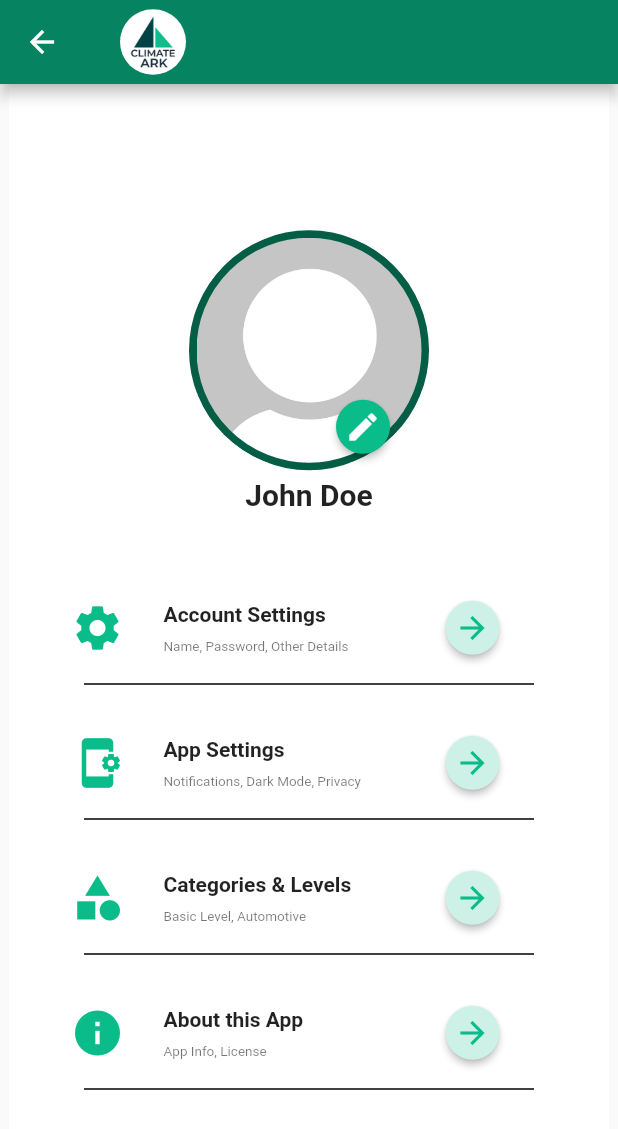
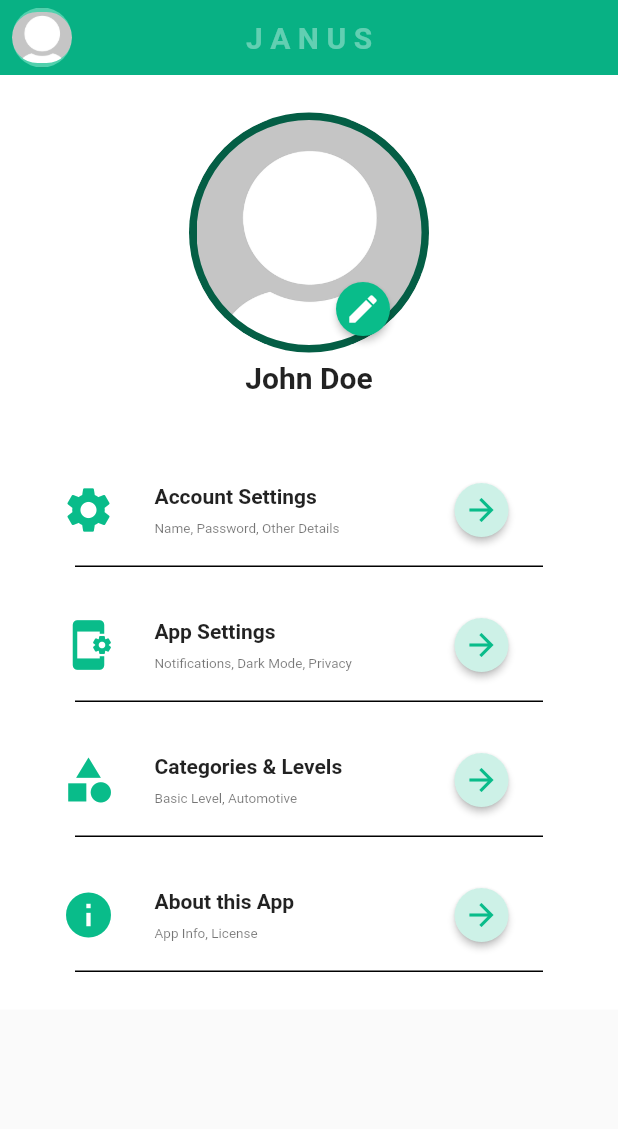
Before and after one commit to jeyeong/climate-ark-app, a Flutter app: the ProfilePage screen opened directly, on a phone screen of 412 x 824 dp. Shown: the top 1129 px of the screen. Run offline on Flutter 3.47's test engine with Material 2 defaults, Android fonts, the phone set to English and light mode, and no system bars; our stand-ins replace cloud_firestore, firebase_auth, firebase_core, fl_chart, fluttericon; accounts and stored records are empty.

Commit message:
fixed profile page appbar

```diff
--- a/canvas/lib/views/profile_page.dart
+++ b/canvas/lib/views/profile_page.dart
@@ -3,6 +3,7 @@ import 'package:flutter/material.dart';
 import 'package:canvas/components/profile/profile_picture.dart';
 import 'package:canvas/components/profile/selection.dart';
 import 'package:canvas/components/general/logo.dart';
+import 'package:canvas/components/general/app_bar.dart';
 
 class ProfilePage extends StatelessWidget {
   final String name;
@@ -12,15 +13,15 @@ class ProfilePage extends StatelessWidget {
   @override
   Widget build(BuildContext context) {
     return Scaffold(
-      appBar: AppBar(
-        backgroundColor: primaryDarkColor,
-        title: const Logo(width: 60.0),
+      appBar: const PreferredSize(
+        preferredSize: Size.fromHeight(50),
+        child: JanusAppBar(),
       ),
       body: SafeArea(
-        child: Center(
+        child: SingleChildScrollView(
           child: Container(
             color: primaryWhite,
-            width: 400.0,
+            width: double.infinity,
             child: Center(
               child: Padding(
                 padding: const EdgeInsets.all(20.0),
```
